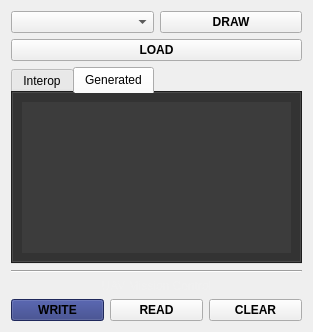
This is GS/GUI/missionwidget.ui in UCI-UAVForge/GroundStation as Qt 5 draws it before an edit. The edited form follows.
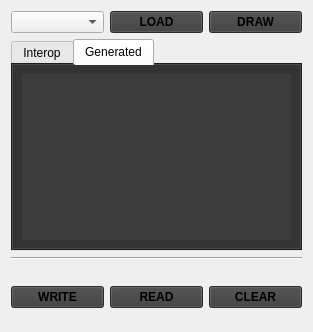
This is the edited form. The open tabs and pages were chosen to show the change.

Patch:
```diff
--- a/GS/GUI/missionwidget.ui
+++ b/GS/GUI/missionwidget.ui
@@ -31,10 +31,15 @@
 QLabel {
 	color:rgb(240,240,240);
 }
-QPushButton#writeButton{
-	background-color:rgb(44, 56, 127)
+QPushButton{
+	background-color:rgb(60, 60, 60)
 }
-
+QPushButton:hover:!pressed{
+	background-color:rgb(80, 80, 80)
+}
+QPushButton:pressed{
+	background-color:rgb(120,120,120);
+}
 QTabWidget {
 	background-color:rgb(40,40,40);
 }
@@ -52,53 +57,6 @@
 }</string>
   </property>
   <layout class="QGridLayout" name="gridLayout_2">
-   <item row="0" column="0">
-    <widget class="QWidget" name="interopControl" native="true">
-     <layout class="QHBoxLayout" name="horizontalLayout">
-      <property name="leftMargin">
-       <number>0</number>
-      </property>
-      <property name="topMargin">
-       <number>0</number>
-      </property>
-      <property name="rightMargin">
-       <number>0</number>
-      </property>
-      <property name="bottomMargin">
-       <number>0</number>
-      </property>
-      <item>
-       <widget class="QComboBox" name="missionList">
-        <property name="enabled">
-         <bool>true</bool>
-        </property>
-        <property name="editable">
-         <bool>false</bool>
-        </property>
-        <property name="currentText">
-         <string/>
-        </property>
-        <property name="sizeAdjustPolicy">
-         <enum>QComboBox::AdjustToContents</enum>
-        </property>
-       </widget>
-      </item>
-      <item>
-       <widget class="QPushButton" name="drawButton">
-        <property name="font">
-         <font>
-          <weight>75</weight>
-          <bold>true</bold>
-         </font>
-        </property>
-        <property name="text">
-         <string>DRAW</string>
-        </property>
-       </widget>
-      </item>
-     </layout>
-    </widget>
-   </item>
    <item row="3" column="0">
     <widget class="Line" name="line">
      <property name="orientation">
@@ -155,7 +113,14 @@
       </attribute>
       <layout class="QGridLayout" name="gridLayout_4">
        <item row="0" column="0">
-        <widget class="QTableView" name="generatedMission"/>
+        <widget class="QTableView" name="generatedMission">
+         <property name="cornerButtonEnabled">
+          <bool>false</bool>
+         </property>
+         <attribute name="horizontalHeaderVisible">
+          <bool>false</bool>
+         </attribute>
+        </widget>
        </item>
       </layout>
      </widget>
@@ -228,16 +193,63 @@
     </layout>
    </item>
    <item row="1" column="0">
-    <widget class="QPushButton" name="loadButton">
-     <property name="font">
-      <font>
-       <weight>75</weight>
-       <bold>true</bold>
-      </font>
-     </property>
-     <property name="text">
-      <string>LOAD</string>
-     </property>
+    <widget class="QWidget" name="interopControl" native="true">
+     <layout class="QHBoxLayout" name="horizontalLayout">
+      <property name="leftMargin">
+       <number>0</number>
+      </property>
+      <property name="topMargin">
+       <number>0</number>
+      </property>
+      <property name="rightMargin">
+       <number>0</number>
+      </property>
+      <property name="bottomMargin">
+       <number>0</number>
+      </property>
+      <item>
+       <widget class="QComboBox" name="missionList">
+        <property name="enabled">
+         <bool>true</bool>
+        </property>
+        <property name="editable">
+         <bool>false</bool>
+        </property>
+        <property name="currentText">
+         <string/>
+        </property>
+        <property name="sizeAdjustPolicy">
+         <enum>QComboBox::AdjustToContents</enum>
+        </property>
+       </widget>
+      </item>
+      <item>
+       <widget class="QPushButton" name="loadButton">
+        <property name="font">
+         <font>
+          <weight>75</weight>
+          <bold>true</bold>
+         </font>
+        </property>
+        <property name="text">
+         <string>LOAD</string>
+        </property>
+       </widget>
+      </item>
+      <item>
+       <widget class="QPushButton" name="drawButton">
+        <property name="font">
+         <font>
+          <weight>75</weight>
+          <bold>true</bold>
+         </font>
+        </property>
+        <property name="text">
+         <string>DRAW</string>
+        </property>
+       </widget>
+      </item>
+     </layout>
     </widget>
    </item>
   </layout>
```
Left out of the diff: 2 changed lines with no effect on the pictures.
